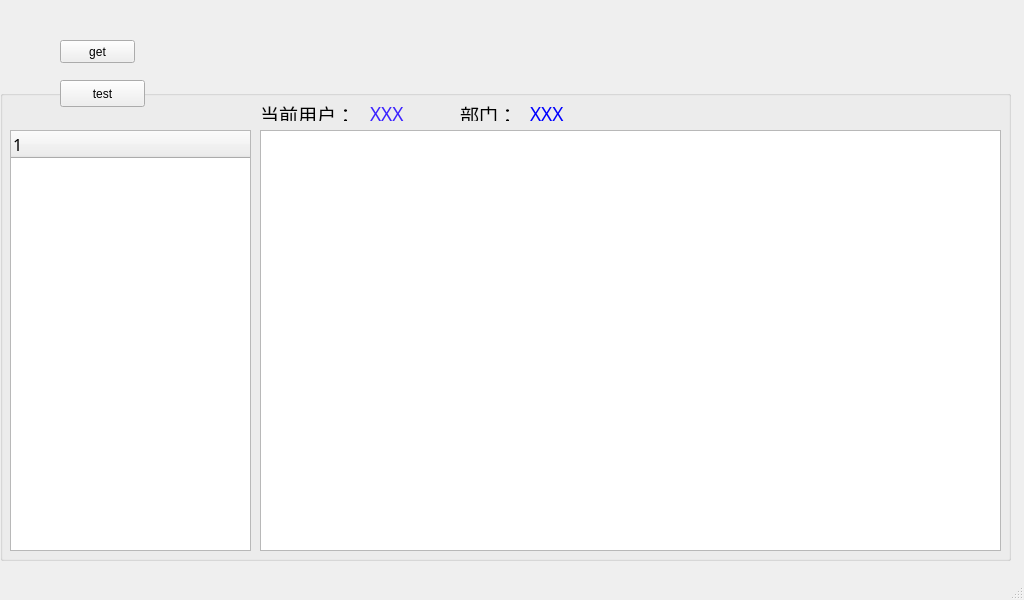
Above: QTClient/mainwindow.ui from sunjiangbo/gyTool-Manager before the change. Below: the same form after it.
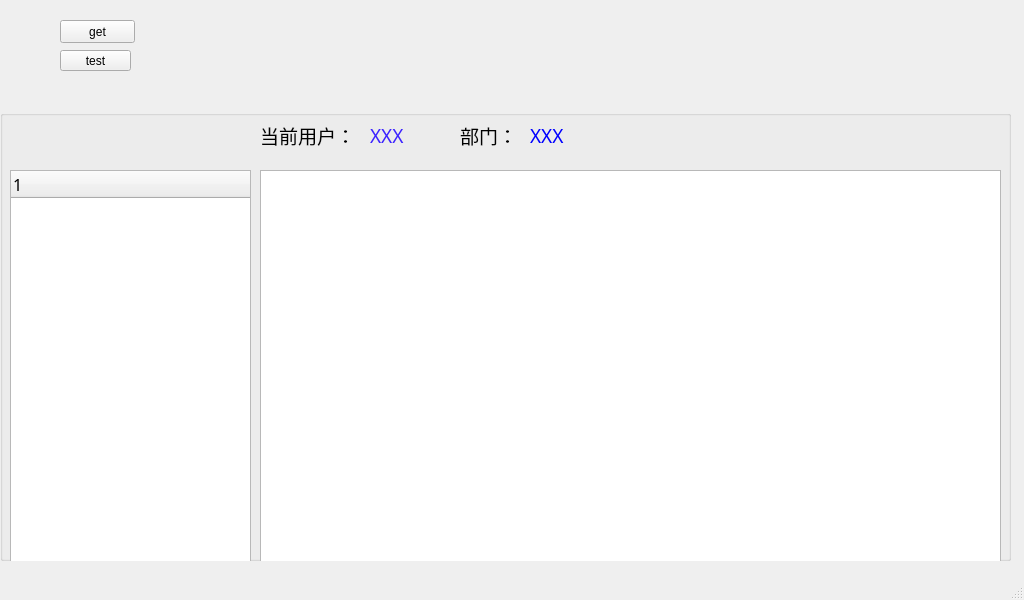
That is the form after the change. Icons and pictures are not drawn.

The edit to the form file:
```diff
--- a/QTClient/mainwindow.ui
+++ b/QTClient/mainwindow.ui
@@ -34,9 +34,9 @@
     <property name="geometry">
      <rect>
       <x>0</x>
-      <y>90</y>
+      <y>110</y>
       <width>1011</width>
-      <height>471</height>
+      <height>451</height>
      </rect>
     </property>
     <property name="font">
@@ -52,9 +52,9 @@
      <property name="geometry">
       <rect>
        <x>10</x>
-       <y>40</y>
+       <y>60</y>
        <width>241</width>
-       <height>421</height>
+       <height>401</height>
       </rect>
      </property>
      <column>
@@ -67,9 +67,9 @@
      <property name="geometry">
       <rect>
        <x>260</x>
-       <y>40</y>
+       <y>60</y>
        <width>741</width>
-       <height>421</height>
+       <height>401</height>
       </rect>
      </property>
     </widget>
@@ -79,7 +79,7 @@
        <x>260</x>
        <y>10</y>
        <width>91</width>
-       <height>21</height>
+       <height>31</height>
       </rect>
      </property>
      <property name="text">
@@ -92,7 +92,7 @@
        <x>370</x>
        <y>10</y>
        <width>81</width>
-       <height>21</height>
+       <height>31</height>
       </rect>
      </property>
      <property name="text">
@@ -105,7 +105,7 @@
        <x>460</x>
        <y>10</y>
        <width>61</width>
-       <height>21</height>
+       <height>31</height>
       </rect>
      </property>
      <property name="text">
@@ -118,7 +118,7 @@
        <x>530</x>
        <y>10</y>
        <width>231</width>
-       <height>21</height>
+       <height>31</height>
       </rect>
      </property>
      <property name="text">
@@ -130,7 +130,7 @@
     <property name="geometry">
      <rect>
       <x>60</x>
-      <y>40</y>
+      <y>20</y>
       <width>75</width>
       <height>23</height>
      </rect>
@@ -146,9 +146,9 @@
     <property name="geometry">
      <rect>
       <x>60</x>
-      <y>80</y>
-      <width>85</width>
-      <height>27</height>
+      <y>50</y>
+      <width>71</width>
+      <height>21</height>
      </rect>
     </property>
     <property name="text">
```
